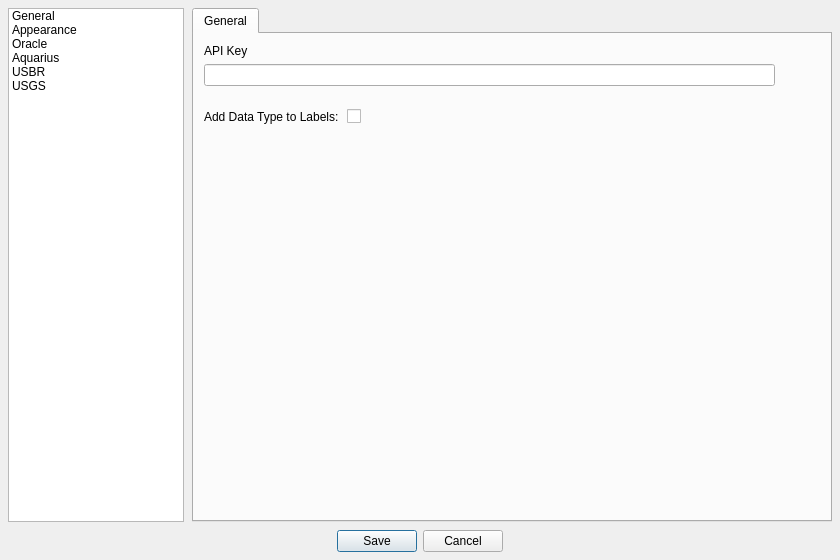
Before: the Qt Designer form ui/winOptions.ui in S31F3R/DataDoctor, drawn with Qt 5.
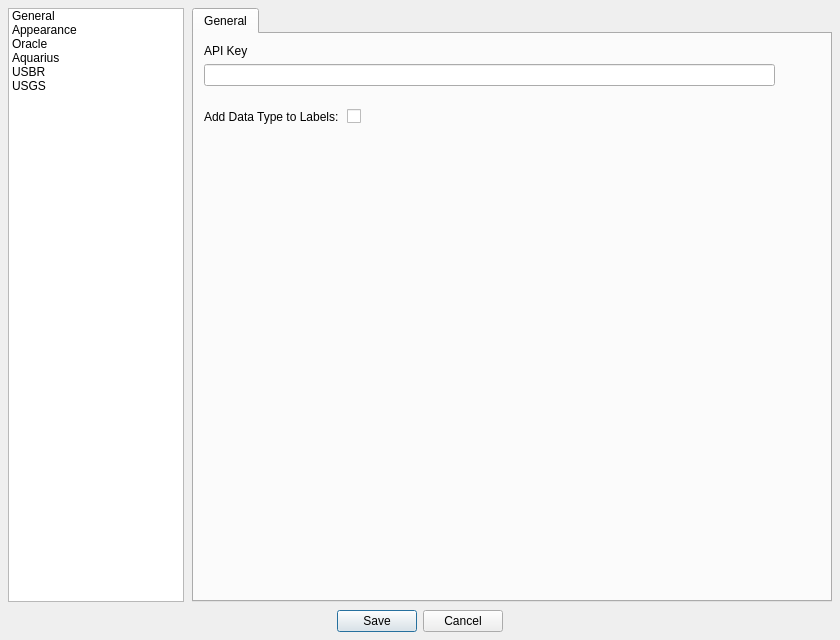
After: the same form once the commit is applied. Icons and pictures are not drawn.

Commit message:
Options color table fits without a scrollbar; Restore Defaults is a button
published releases also fold missed Confirmed tests into ## Changes, then clear Confirmed.

Patch:
```diff
--- a/ui/winOptions.ui
+++ b/ui/winOptions.ui
@@ -7,13 +7,13 @@
     <x>0</x>
     <y>0</y>
     <width>840</width>
-    <height>560</height>
+    <height>640</height>
    </rect>
   </property>
   <property name="minimumSize">
    <size>
     <width>760</width>
-    <height>500</height>
+    <height>580</height>
    </size>
   </property>
   <property name="windowTitle">
```
The commit also changes 3 other files.
